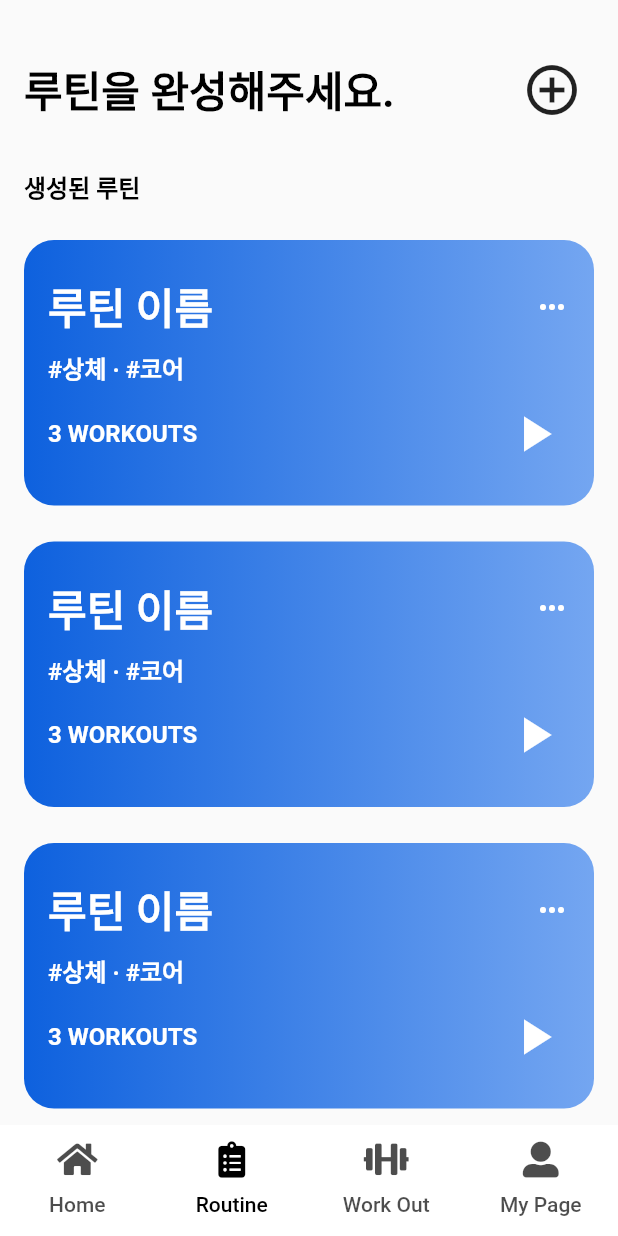
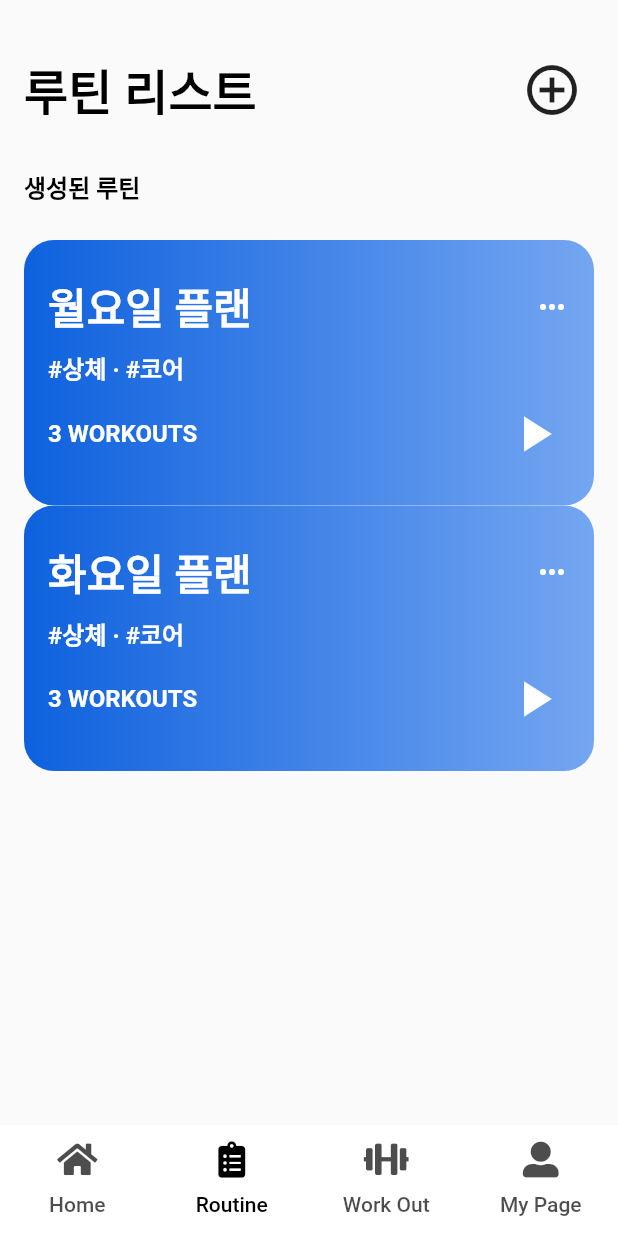
Before and after one commit to hr-stufeed/roufit, a Flutter app: the screen it shows after launch, item 2 of the bottom bar chosen, on a phone screen of 412 x 824 dp. Run offline on Flutter 3.47's test engine with Material 2 defaults, Android fonts, the phone set to English and light mode, and no system bars; our stand-ins replace font_awesome_flutter, simple_animations, timeline_tile; missing offline and left inert: flex_color_picker.

Commit message:
add Provider package

```diff
--- a/lib/data/constants.dart
+++ b/lib/data/constants.dart
@@ -2,7 +2,7 @@ import 'package:flutter/material.dart';
 
 const kPagePadding = EdgeInsets.fromLTRB(16.0, 32.0, 16.0, 0.0);
 const kPageTitleStyle = TextStyle(
-  fontSize: 28.0,
+  fontSize: 32.0,
   fontWeight: FontWeight.bold,
   color: Colors.black,
 );
@@ -34,8 +34,8 @@ const kOutlinedButtonTextStyle = TextStyle(
   color: Colors.white,
 );
 const kBottomFixedButtonTextStyle = TextStyle(
-  fontSize: 15.0,
-  fontWeight: FontWeight.normal,
+  fontSize: 28.0,
+  fontWeight: FontWeight.bold,
   color: Colors.white,
 );
 const kSizedBoxBetweenItems = SizedBox(
--- a/lib/main.dart
+++ b/lib/main.dart
@@ -1,13 +1,15 @@
 import 'package:flutter/material.dart';
+import 'package:hr_app/models/routine_provider.dart';
 import 'package:hr_app/scenes/home_page.dart';
 import 'package:hr_app/scenes/mypage.dart';
 import 'package:hr_app/scenes/routine_create_page.dart';
-import 'package:hr_app/scenes/workout_page.dart';
+import 'package:hr_app/scenes/workout_list_page.dart';
 import 'package:font_awesome_flutter/font_awesome_flutter.dart';
 import 'package:hr_app/scenes/routine_start_page.dart';
 import 'package:hr_app/scenes/routine_setting_page.dart';
+import 'package:provider/provider.dart';
 
-import 'scenes/routine_page.dart';
+import 'scenes/routine_list_page.dart';
 import 'scenes/workout_create_page.dart';
 
 void main() {
@@ -34,14 +36,16 @@ void main() {
 class MyApp extends StatelessWidget {
   @override
   Widget build(BuildContext context) {
-    return MaterialApp(
+    return ChangeNotifierProvider(
+      create: (context) => RoutineProvider(),
+      child: MaterialApp(
         routes: {
           'Home_page': (context) => HomePage(),
-        'Routine_page': (context) => RoutinePage(),
+          'Routine_page': (context) => RoutineListPage(),
           'Routine_create_page': (context) => RoutineCreatePage(),
           'Routine_start_page': (context) => RoutineStartPage(),
           'Routine_setting_page': (context) => RoutineSettingPage(),
-        'Workout_page': (context) => WorkoutPage(),
+          'Workout_page': (context) => WorkoutListPage(),
           'Workout_create_page': (context) => WorkoutCreatePage(),
           'MyPage': (context) => MyPage(),
         },
@@ -61,8 +65,8 @@ class MyApp extends StatelessWidget {
               child: TabBarView(
                 children: [
                   HomePage(),
-                RoutinePage(),
-                WorkoutPage(),
+                  RoutineListPage(),
+                  WorkoutListPage(),
                   MyPage(),
                 ],
               ),
@@ -94,6 +98,7 @@ class MyApp extends StatelessWidget {
             ),
           ),
         ),
+      ),
     );
   }
 }
--- /dev/null
+++ b/lib/models/routine_provider.dart
@@ -0,0 +1,39 @@
+import 'dart:collection';
+import 'package:flutter/material.dart';
+import 'package:flutter/foundation.dart';
+import 'package:hr_app/widgets/routine.dart';
+
+class RoutineProvider extends ChangeNotifier {
+  List<Routine> _routines = [
+    Routine(
+      name: '월요일 플랜',
+      color: Color(0xFF4939ff),
+    ),
+    Routine(
+      name: '화요일 플랜',
+      color: Color(0xFF4939ff),
+    ),
+  ];
+
+  int get routineCount {
+    return _routines.length;
+  }
+
+  UnmodifiableListView get routines => UnmodifiableListView(_routines);
+
+  void setData(int n, String text, Color color) {
+    _routines[n] = new Routine(
+      name: text,
+    );
+    notifyListeners();
+  }
+
+  void add(String text, Color color) {
+    final routine = Routine(
+      name: text,
+      color: color,
+    );
+    _routines.add(routine);
+    notifyListeners();
+  }
+}
--- a/lib/scenes/home_page.dart
+++ b/lib/scenes/home_page.dart
@@ -2,23 +2,15 @@ import 'package:flutter/material.dart';
 import 'package:font_awesome_flutter/font_awesome_flutter.dart';
 import 'package:hr_app/data/constants.dart';
 import 'package:hr_app/models/routine_model.dart';
+import 'package:hr_app/models/routine_provider.dart';
 import 'package:hr_app/models/workout_model.dart';
 import 'package:hr_app/widgets/routine.dart';
-import 'package:hr_app/widgets/routine_list.dart';
 import 'package:hr_app/widgets/workout.dart';
+import 'package:provider/provider.dart';
+
 import 'package:intl/intl.dart';
 
 class HomePage extends StatelessWidget {
-  final List<Workout> workoutList = [
-    Workout(name: '팔굽혀펴기', setNumber: 4),
-    Workout(name: '밀리터리 프레스', setNumber: 4),
-    Workout(name: '풀 업', setNumber: 4),
-    Workout(name: '벤치프레스', setNumber: 4),
-  ];
-  final List<Workout> workoutList1 = [
-    Workout(name: '스쿼트', setNumber: 2),
-    Workout(name: '런지', setNumber: 3),
-  ];
   String kToday() {
     var today = DateFormat('EEE').format(DateTime.now());
     switch (today) {
@@ -26,19 +18,19 @@ class HomePage extends StatelessWidget {
         return '월요일이에요.\n다시 시작해볼까요? 😎';
         break;
       case 'Tue':
-        return '화요일';
+        return '화요일이에요.\n힘차게 가볼까요? 😁';
         break;
       case 'Wed':
-        return '수요일';
+        return '수요일!\n벌써 중간까지 왔어요! 😊';
         break;
       case 'Thu':
-        return '목요일';
+        return '목요일이에요.\n조금만 더 버텨요! 💪';
         break;
       case 'Fri':
-        return '금요일';
+        return '불타는 금요일이에요!!!!!! 🔥';
         break;
       case 'Sat':
-        return '토요일';
+        return '어서오세요!\n기분 좋은 토요일이에요.😃';
         break;
       case 'Sun':
         return '안녕하세요!\n즐거운 일요일입니다. 🌞';
@@ -60,10 +52,7 @@ class HomePage extends StatelessWidget {
             style: kPageTitleStyle,
           ),
           kSizedBoxBetweenItems,
-          Routine(
-            name: '월요일 플랜',
-            color: Color(0xFF4939ff),
-          ),
+          Provider.of<RoutineProvider>(context).routines[0],
           kSizedBoxBetweenItems,
           Text(
             '운동할 준비 되셨나요?🔥',
--- /dev/null
+++ b/lib/scenes/routine_list_page.dart
@@ -0,0 +1,55 @@
+import 'package:flutter/material.dart';
+import 'package:hr_app/data/constants.dart';
+import 'package:hr_app/widgets/routine.dart';
+import 'package:hr_app/models/routine_provider.dart';
+
+import 'package:provider/provider.dart';
+
+class RoutineListPage extends StatelessWidget {
+  @override
+  Widget build(BuildContext context) {
+    return Material(
+      child: Padding(
+        padding: kPagePadding,
+        child: Column(
+          crossAxisAlignment: CrossAxisAlignment.start,
+          children: [
+            Row(
+              mainAxisAlignment: MainAxisAlignment.spaceBetween,
+              children: [
+                Text('루틴 리스트', style: kPageTitleStyle),
+                IconButton(
+                    icon: Icon(Icons.add_circle_outline),
+                    iconSize: 40.0,
+                    onPressed: () {
+                      Provider.of<RoutineProvider>(context, listen: false)
+                          .setData(0, 'dd', Colors.red);
+                    } //=>
+                    //Navigator.pushNamed(context, 'Routine_create_page'),
+                    ),
+              ],
+            ),
+            kSizedBoxBetweenItems,
+            Text(
+              '생성된 루틴',
+              style: kPageSubTitleStyle,
+            ),
+            kSizedBoxBetweenItems,
+            Expanded(
+              child: Consumer<RoutineProvider>(
+                builder: (context, routineProvider, child) {
+                  return ListView.builder(
+                    itemCount: routineProvider.routineCount,
+                    itemBuilder: (context, index) {
+                      return routineProvider.routines[index];
+                    },
+                  );
+                },
+              ),
+            ),
+          ],
+        ),
+      ),
+    );
+  }
+}
--- a/lib/scenes/routine_page.dart
+++ /dev/null
@@ -1,50 +0,0 @@
-import 'package:flutter/material.dart';
-import 'package:hr_app/data/constants.dart';
-import 'package:hr_app/scenes/workout_page.dart';
-import 'package:hr_app/widgets/routine.dart';
-import 'package:hr_app/widgets/workout.dart';
-
-class RoutinePage extends StatelessWidget {
-  @override
-  Widget build(BuildContext context) {
-    return Padding(
-      padding: kPagePadding,
-      child: Column(
-        crossAxisAlignment: CrossAxisAlignment.start,
-        children: [
-          Row(
-            mainAxisAlignment: MainAxisAlignment.spaceBetween,
-            children: [
-              Text('루틴을 완성해주세요.', style: kPageTitleStyle),
-              IconButton(
-                icon: Icon(Icons.add_circle_outline),
-                iconSize: 40.0,
-                onPressed: () =>
-                    Navigator.pushNamed(context, 'Routine_create_page'),
-              ),
-            ],
-          ),
-          kSizedBoxBetweenItems,
-          Text(
-            '생성된 루틴',
-            style: kPageSubTitleStyle,
-          ),
-          kSizedBoxBetweenItems,
-          Expanded(
-            child: ListView(
-              children: [
-                Routine(),
-                kSizedBoxBetweenItems,
-                Routine(),
-                kSizedBoxBetweenItems,
-                Routine(),
-                kSizedBoxBetweenItems,
-                Routine(),
-              ],
-            ),
-          ),
-        ],
-      ),
-    );
-  }
-}
--- a/lib/scenes/routine_start_page.dart
+++ b/lib/scenes/routine_start_page.dart
@@ -4,7 +4,6 @@ import 'package:hr_app/data/constants.dart';
 import 'package:hr_app/models/routine_model.dart';
 import 'package:hr_app/models/workout_model.dart';
 import 'package:hr_app/widgets/routine.dart';
-import 'package:hr_app/widgets/routine_list.dart';
 import 'package:hr_app/widgets/workout.dart';
 import 'package:intl/intl.dart';
 import 'package:timeline_tile/timeline_tile.dart';
--- a/lib/scenes/workout_page.dart
+++ /dev/null
@@ -1,82 +0,0 @@
-import 'package:flutter/material.dart';
-import 'package:hr_app/data/constants.dart';
-import 'package:hr_app/widgets/routine.dart';
-import 'package:hr_app/widgets/workout.dart';
-import 'package:hr_app/widgets/search_field.dart';
-
-class WorkoutPage extends StatelessWidget {
-  final List<Workout> workoutList = [
-    Workout(name: '팔굽혀펴기', setNumber: 4),
-    Workout(name: '밀리터리 프레스', setNumber: 4),
-    Workout(name: '풀 업', setNumber: 4),
-    Workout(name: '벤치프레스', setNumber: 4),
-  ];
-  final List<Workout> workoutList1 = [
-    Workout(name: '스쿼트', setNumber: 2),
-    Workout(name: '런지', setNumber: 3),
-  ];
-  @override
-  Widget build(BuildContext context) {
-    return MaterialApp(
-      home: SafeArea(
-        child: Material(
-          child: Padding(
-            padding: kPagePadding,
-            child: Column(
-              crossAxisAlignment: CrossAxisAlignment.start,
-              children: [
-                Row(
-                  mainAxisAlignment: MainAxisAlignment.spaceBetween,
-                  children: [
-                    Text('Workout List', style: kPageTitleStyle),
-                    IconButton(
-                      icon: Icon(Icons.add_circle_outline),
-                      iconSize: 40.0,
-                      onPressed: () {
-                        Navigator.pushNamed(context, 'Workout_create_page');
-                      },
-                    ),
-                  ],
-                ),
-                SizedBox(
-                  height: 20,
-                ),
-                SearchField(),
-                SizedBox(
-                  height: 20,
-                ),
-                Text(
-                  '생성된 운동',
-                  style: TextStyle(
-                    fontSize: 16.0,
-                    fontWeight: FontWeight.normal,
-                    color: Colors.grey,
-                  ),
-                ),
-                SizedBox(
-                  height: 20,
-                ),
-                Expanded(
-                  child: GridView.builder(
-                    shrinkWrap: true,
-                    gridDelegate: SliverGridDelegateWithFixedCrossAxisCount(
-                      crossAxisCount: 2,
-                      childAspectRatio: 3 / 2,
-                      mainAxisSpacing: 10,
-                      crossAxisSpacing: 10,
-                    ),
-                    itemCount: 6,
-                    itemBuilder: (context, index) => Workout(
-                      name: 'hello',
-                      setNumber: index,
-                    ),
-                  ),
-                ),
-              ],
-            ),
-          ),
-        ),
-      ),
-    );
-  }
-}
--- a/pubspec.yaml
+++ b/pubspec.yaml
@@ -33,6 +33,7 @@ dependencies:
   timeline_tile: ^2.0.0
   simple_animations: ^3.1.1
   flex_color_picker: ^2.0.0
+  provider: ^5.0.0
 
 dev_dependencies:
   flutter_test:
```
Also changed, not shown: lib/scenes/mypage.dart (+2 -6 lines), lib/scenes/routine_create_page.dart (+19 -5 lines), lib/scenes/routine_setting_page.dart (+24 -20 lines), lib/scenes/workout_list_page.dart (added, +78 -0 lines), lib/widgets/roundCheckbox.dart (+2 -7 lines), lib/widgets/routine_list.dart (deleted, +0 -40 lines), pubspec.lock, 1 other file. Lines whose indentation alone changed are shown as unchanged.
